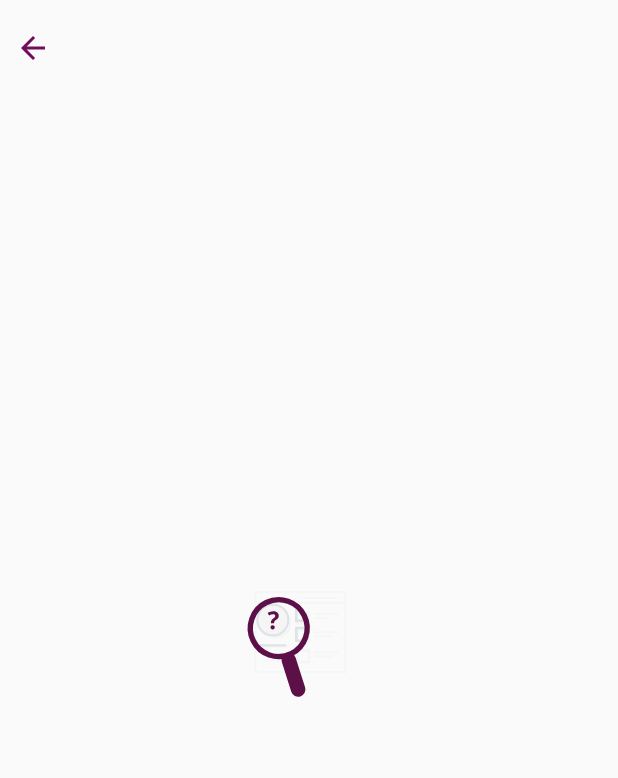
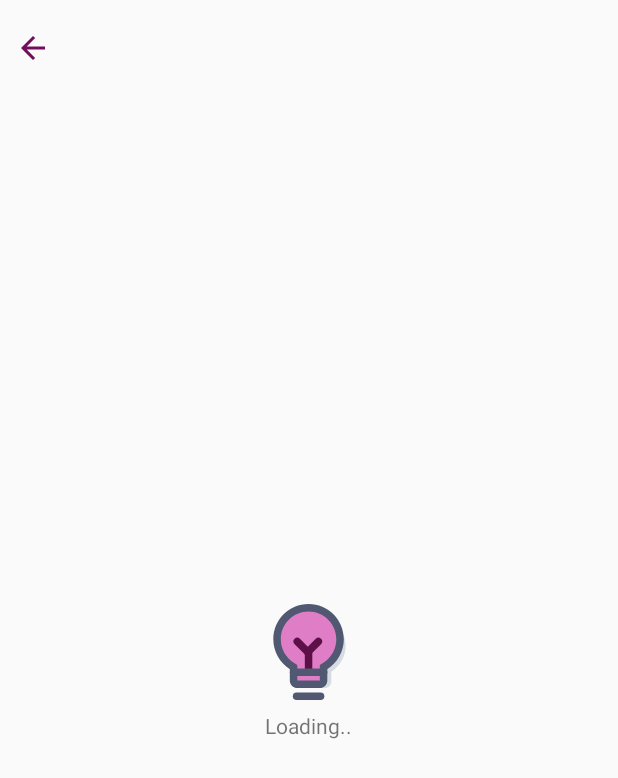
Before and after one commit to pranavjayaraj/Speech-To-Text, an Android app: the SearchActivity screen opened directly, with no data from a screen before it, on a phone screen of 412 x 824 dp. Shown: the top 778 px of the screen. Run offline under Robolectric (Android 15) with nearby library versions, the phone set to English and light mode, and no system bars.

Commit message:
Improve Search UI animation

```diff
--- a/app/src/main/res/layout/searchlayout.xml
+++ b/app/src/main/res/layout/searchlayout.xml
@@ -15,13 +15,22 @@
     <LinearLayout
         android:layout_width="match_parent"
         android:layout_height="match_parent"
+        android:orientation="vertical"
+        android:layout_marginBottom="70dp"
         android:gravity="center">
 
         <com.airbnb.lottie.LottieAnimationView
             android:id="@+id/menuAnimation2"
-            android:layout_width="100dp"
-            android:layout_height="100dp"
+            android:layout_width="wrap_content"
+            android:layout_height="wrap_content"
             app:lottie_fileName="animations/search.json" />
+
+        <TextView
+            android:layout_width="wrap_content"
+            android:text="Loading.."
+            android:layout_height="wrap_content">
+
+        </TextView>
     </LinearLayout>
 
 
```
Also changed, not shown: app/src/main/assets/animations/search.json (+1 -1 lines).
